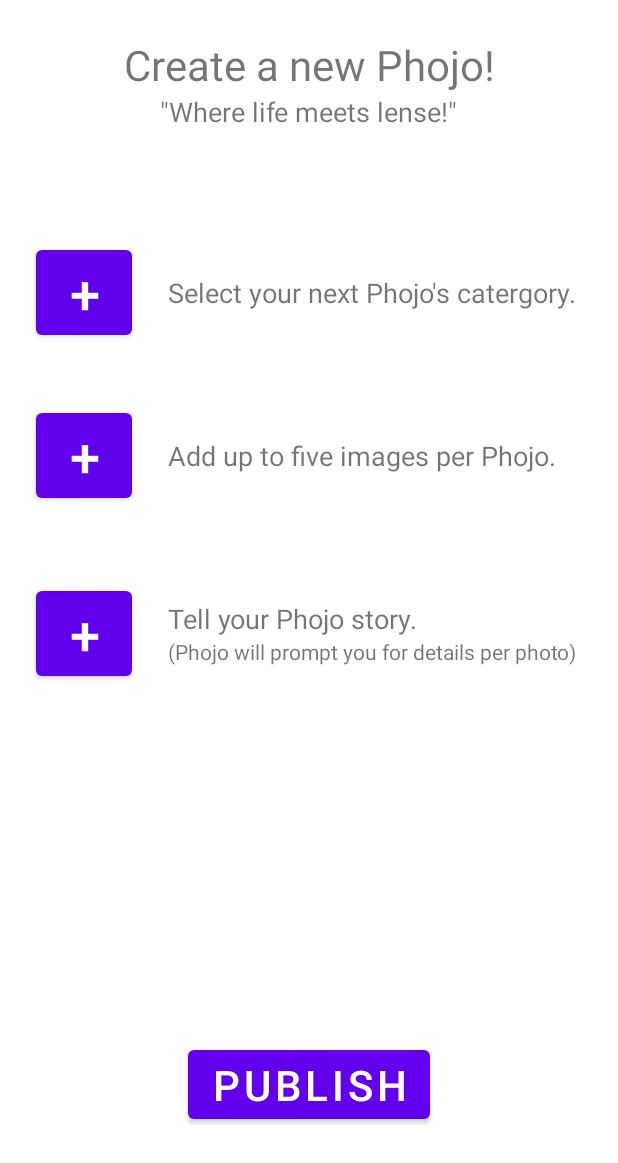
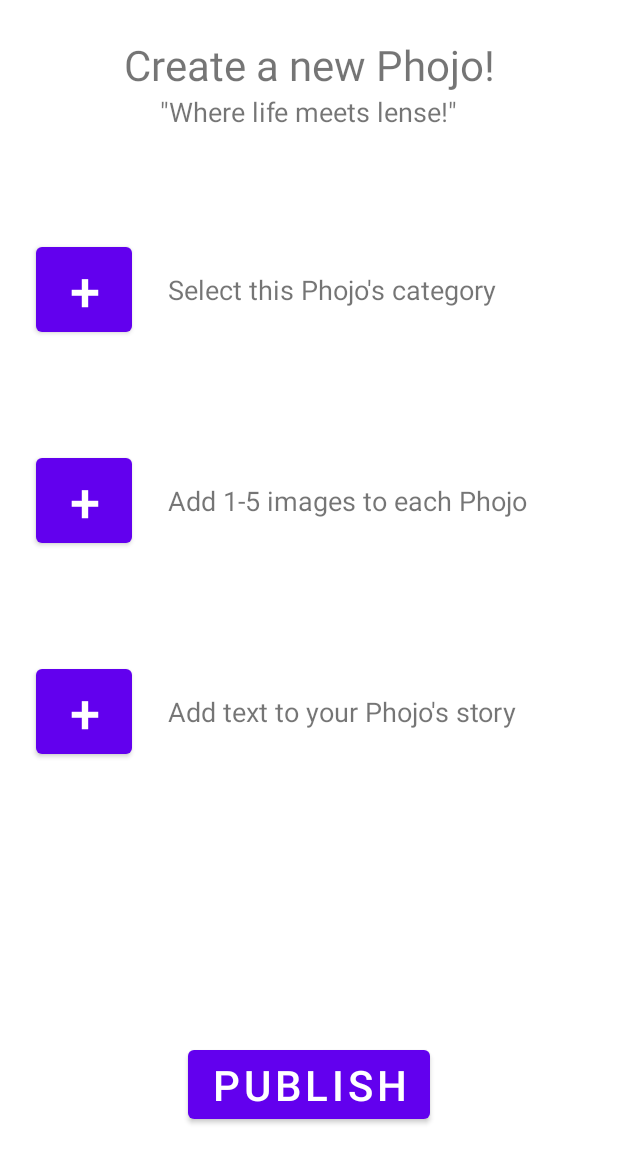
Before and after one commit to jhurd1/Phojo, an Android app: the CreateNew screen opened directly, with no data from a screen before it, on a phone screen of 412 x 824 dp. Shown: the top 1163 px of the screen. Run offline under Robolectric (Android 15) with nearby library versions, the phone set to English and light mode, and no system bars.

Commit message:
a few more edits on material design and layout

```diff
--- a/app/src/main/res/layout/activity_create_new.xml
+++ b/app/src/main/res/layout/activity_create_new.xml
@@ -7,27 +7,16 @@
     tools:context=".CreateNew">
 
     <TextView
-        android:id="@+id/textView7"
+        android:id="@+id/textView6"
         android:layout_width="wrap_content"
         android:layout_height="wrap_content"
         android:layout_gravity="center"
         android:layout_marginStart="24dp"
-        android:layout_marginLeft="24dp"
-        android:text="(Phojo will prompt you for details per photo)"
-        android:textSize="14sp"
+        android:text="Add text to your Phojo's story"
+        android:textSize="18sp"
+        app:layout_constraintBottom_toBottomOf="@+id/addDescription"
         app:layout_constraintStart_toEndOf="@+id/addDescription"
-        app:layout_constraintTop_toBottomOf="@+id/textView6" />
-
-    <TextView
-        android:id="@+id/textView6"
-        android:layout_width="wrap_content"
-        android:layout_height="wrap_content"
-        android:layout_gravity="center"
-        android:layout_marginTop="84dp"
-        android:text="Tell your Phojo story."
-        android:textSize="18sp"
-        app:layout_constraintStart_toStartOf="@+id/textView7"
-        app:layout_constraintTop_toBottomOf="@+id/textView5" />
+        app:layout_constraintTop_toTopOf="@+id/addDescription" />
 
     <TextView
         android:id="@+id/textView5"
@@ -35,11 +24,11 @@
         android:layout_height="wrap_content"
         android:layout_gravity="center"
         android:layout_marginStart="24dp"
-        android:layout_marginTop="84dp"
-        android:text="Add up to five images per Phojo."
+        android:text="Add 1-5 images to each Phojo"
         android:textSize="18sp"
+        app:layout_constraintBottom_toBottomOf="@+id/addImages"
         app:layout_constraintStart_toEndOf="@+id/addImages"
-        app:layout_constraintTop_toBottomOf="@+id/textView4" />
+        app:layout_constraintTop_toTopOf="@+id/addImages" />
 
     <TextView
         android:id="@+id/textView4"
@@ -47,11 +36,11 @@
         android:layout_height="wrap_content"
         android:layout_gravity="center"
         android:layout_marginStart="24dp"
-        android:layout_marginTop="96dp"
-        android:text="Select your next Phojo's catergory."
+        android:text="Select this Phojo's category"
         android:textSize="18sp"
+        app:layout_constraintBottom_toBottomOf="@+id/selectCategory"
         app:layout_constraintStart_toEndOf="@+id/selectCategory"
-        app:layout_constraintTop_toBottomOf="@+id/textView3" />
+        app:layout_constraintTop_toTopOf="@+id/selectCategory" />
 
     <TextView
         android:id="@+id/textView3"
@@ -92,35 +81,32 @@
         android:layout_width="64dp"
         android:layout_height="wrap_content"
         android:layout_marginStart="24dp"
-        android:layout_marginLeft="24dp"
+        android:layout_marginTop="72dp"
         android:text="+"
         android:textSize="36sp"
-        app:layout_constraintBottom_toBottomOf="@+id/textView4"
         app:layout_constraintStart_toStartOf="parent"
-        app:layout_constraintTop_toTopOf="@+id/textView4" />
+        app:layout_constraintTop_toBottomOf="@+id/textView3" />
 
     <Button
         android:id="@+id/addImages"
         android:layout_width="64dp"
         android:layout_height="wrap_content"
         android:layout_marginStart="24dp"
-        android:layout_marginLeft="24dp"
+        android:layout_marginTop="72dp"
         android:text="+"
         android:textSize="36sp"
-        app:layout_constraintBottom_toBottomOf="@+id/textView5"
         app:layout_constraintStart_toStartOf="parent"
-        app:layout_constraintTop_toTopOf="@+id/textView5" />
+        app:layout_constraintTop_toBottomOf="@+id/selectCategory" />
 
     <Button
         android:id="@+id/addDescription"
         android:layout_width="64dp"
         android:layout_height="wrap_content"
         android:layout_marginStart="24dp"
-        android:layout_marginLeft="24dp"
+        android:layout_marginTop="72dp"
         android:text="+"
         android:textSize="36sp"
-        app:layout_constraintBottom_toBottomOf="@+id/textView7"
         app:layout_constraintStart_toStartOf="parent"
-        app:layout_constraintTop_toTopOf="@+id/textView6" />
+        app:layout_constraintTop_toBottomOf="@+id/addImages" />
 
 </androidx.constraintlayout.widget.ConstraintLayout>
--- a/app/src/main/res/layout/activity_login.xml
+++ b/app/src/main/res/layout/activity_login.xml
@@ -75,8 +75,8 @@
         android:layout_height="wrap_content"
         android:layout_gravity="center"
         android:layout_marginBottom="72dp"
-        android:text="Create New Account"
-        android:textSize="16sp"
+        android:text="Create Account"
+        android:textSize="28sp"
         app:layout_constraintBottom_toBottomOf="parent"
         app:layout_constraintEnd_toEndOf="parent"
         app:layout_constraintStart_toStartOf="parent" />
--- a/app/src/main/res/layout/create_new_share_recent.xml
+++ b/app/src/main/res/layout/create_new_share_recent.xml
@@ -81,7 +81,7 @@
         android:layout_marginBottom="72dp"
         android:text="Logout"
         android:textFontWeight="200"
-        android:textSize="16sp"
+        android:textSize="28sp"
         app:layout_constraintBottom_toBottomOf="parent"
         app:layout_constraintEnd_toEndOf="parent"
         app:layout_constraintStart_toStartOf="parent" />
```
